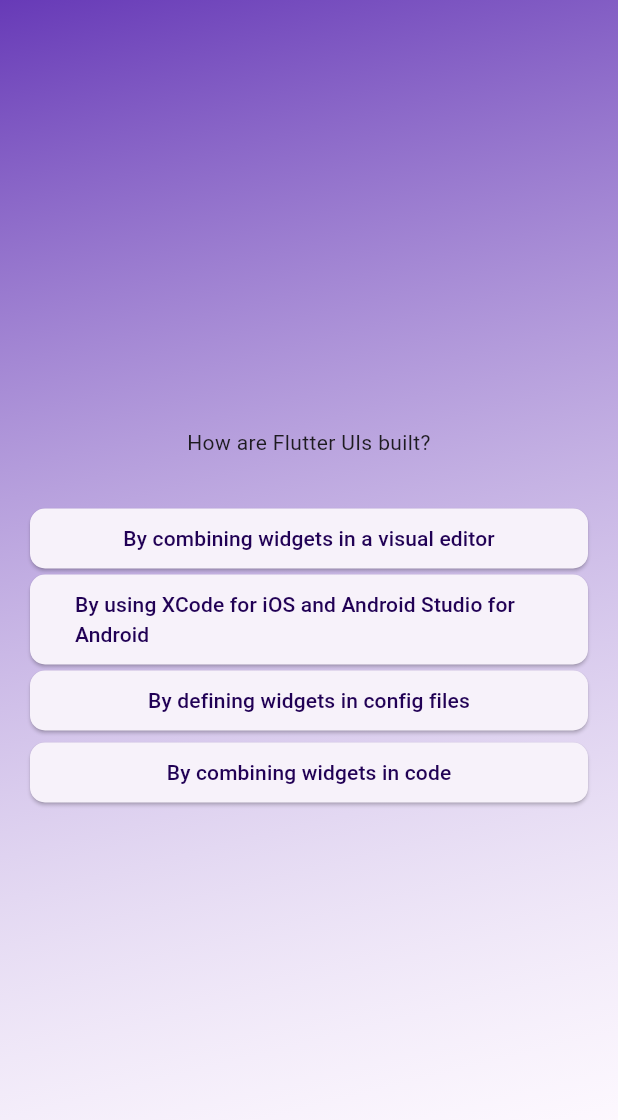
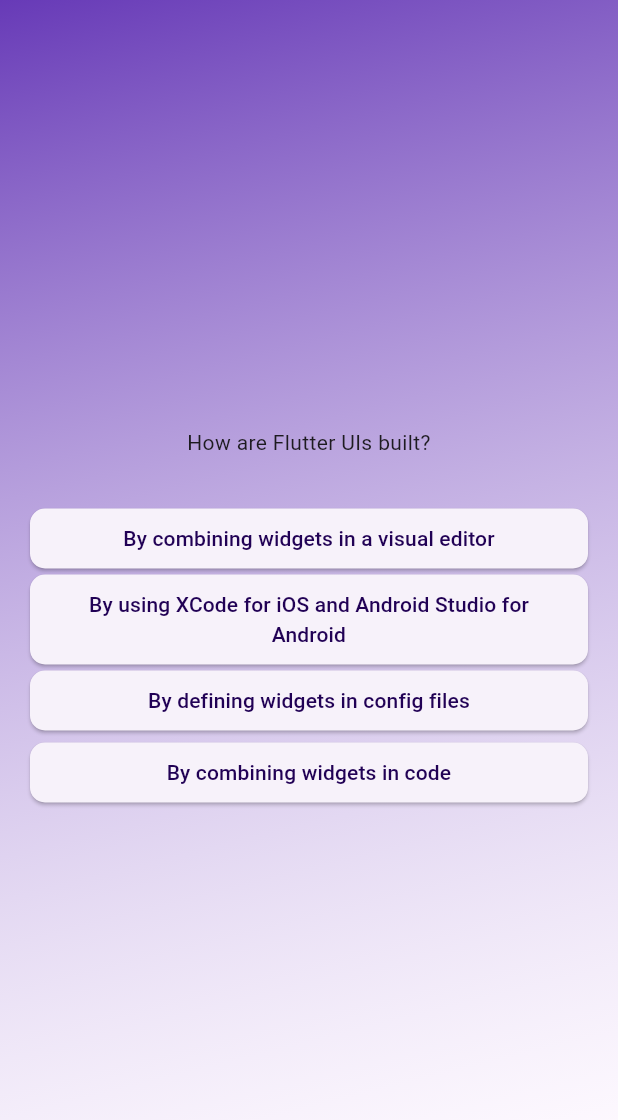
Before and after one commit to Dogcy/FirstFlutterProj, a Flutter app: the screen it shows after launch, after a tap on "Start Quiz", after a tap on "Components", on a phone screen of 412 x 824 dp. Shown: the top 1120 px of the screen. Run offline on Flutter 3.47's test engine with Material 3 defaults, Android fonts, the phone set to English and light mode, and no system bars.

Commit message:
文字置中

```diff
--- a/lib/answer_button.dart
+++ b/lib/answer_button.dart
@@ -15,7 +15,7 @@ class AnswerButton extends StatelessWidget {
           shape: const RoundedRectangleBorder(
               borderRadius: BorderRadius.all(Radius.circular(10)))),
       onPressed: onTap,
-      child: Text(answerText),
+      child: Text(answerText,textAlign: TextAlign.center,),
     );
   }
 }
--- a/lib/questions_screen.dart
+++ b/lib/questions_screen.dart
@@ -36,19 +36,11 @@ class _QuestionsScreenState extends State<QuestionsScreen> {
               textAlign: TextAlign.center,
             ),
             SizedBox(height: 30),
-
             ...currentQuestion.getShuffledAnswers().map((item) {
               return AnswerButton(item, () {
                 answerQuestion();
-                print('Index: $index, Item: $item');
-                index++;
               });
             }),
-            // AnswerButton('Awswer1', () {
-            //   print('test');
-            // }),
-            // AnswerButton('Awswer2', () {}),
-            // AnswerButton('Awswer3', () {}),
           ],
         ),
       ),
```
Also changed, not shown: lib/start_screen.dart (+0 -8 lines).
